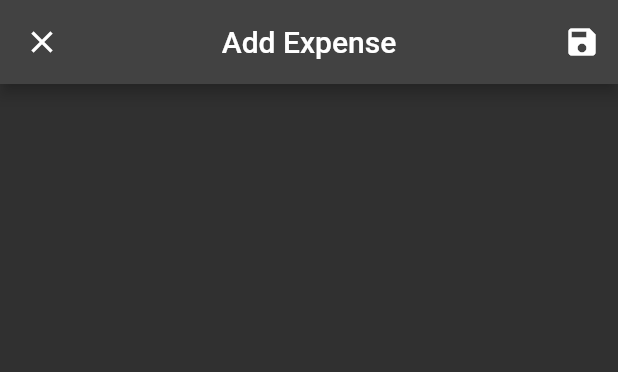
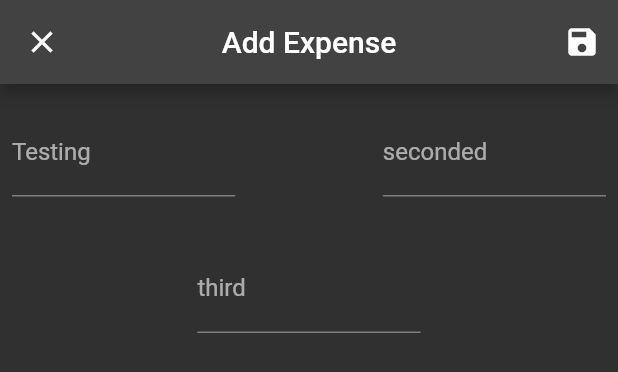
Before and after one commit to himanshugarg574/expense_manager, a Flutter app: the ExpensesPage widget shown alone on an empty page, opened directly, after a tap on the "add box" icon, on a phone screen of 412 x 824 dp. Shown: the top 372 px of the screen. Run offline on Flutter 3.47's test engine with Material 2 defaults, Android fonts, the phone set to English and light mode, and no system bars.

```diff
--- a/lib/pages/expenses/add_new/component.dart
+++ b/lib/pages/expenses/add_new/component.dart
@@ -1,5 +1,6 @@
 import 'package:expense_manager/pages/category_template/component.dart';
 import 'package:expense_manager/pages/category_template/models.dart';
+import 'package:expense_manager/pages/text_field/component.dart';
 import 'package:flutter/material.dart';
 
 class AddNewExpense extends StatelessWidget {
@@ -8,10 +9,52 @@ class AddNewExpense extends StatelessWidget {
   @override
   Widget build(BuildContext context) {
     return CategoryTemplate(
-        pageHeading: 'Add Expense', body: Container(), actions: [
-          CategoryTemplateAction(icon: const Icon(Icons.save), onPressed: () {
+        pageHeading: 'Add Expense',
+        body: _getForm(context),
+        actions: [
+          CategoryTemplateAction(icon: const Icon(Icons.save), onPressed: () {})
+        ]);
+  }
 
-          })
-    ]);
+  Widget _getForm(BuildContext context) {
+
+    double width = MediaQuery.of(context).size.width;
+    double desiredWidth = width * 0.4;
+
+    return ListView(
+      children: [
+        Row(
+          mainAxisAlignment: MainAxisAlignment.spaceBetween,
+          children: [
+            SizedBox(
+                width: desiredWidth,
+                child: const Padding(
+                    padding: EdgeInsets.symmetric(
+                        vertical: 16.0, horizontal: 8.0),
+                    child: StyledTextFormField(label: 'Testing'))),
+            SizedBox(
+              width: desiredWidth,
+              child: const Padding(
+                  padding: EdgeInsets.symmetric(
+                      vertical: 16.0, horizontal: 8.0),
+                  child: StyledTextFormField(label: 'seconded'),
+                  ),
+            )
+          ],
+        ),
+        Row(
+          mainAxisAlignment: MainAxisAlignment.center,
+          children: [
+            SizedBox(
+                width: desiredWidth,
+                child: const Padding(
+                padding: EdgeInsets.symmetric(
+                    vertical: 16.0, horizontal: 8.0),
+                child: StyledTextFormField(label: 'third'),
+                ))
+          ],
+        )
+      ],
+    );
   }
 }
--- a/lib/pages/expenses/component.dart
+++ b/lib/pages/expenses/component.dart
@@ -1,6 +1,7 @@
 import 'package:expense_manager/pages/category_template/component.dart';
 import 'package:expense_manager/pages/category_template/models.dart';
 import 'package:expense_manager/pages/expenses/add_new/component.dart';
+import 'package:flutter/cupertino.dart';
 import 'package:flutter/material.dart';
 
 class ExpensesPage extends StatelessWidget {
@@ -15,7 +16,7 @@ class ExpensesPage extends StatelessWidget {
               onPressed: () {
                 Navigator.push(
                     context,
-                    MaterialPageRoute(
+                    CupertinoPageRoute(
                         builder: (context) => const AddNewExpense(),
                         fullscreenDialog: true));
               },
--- a/lib/pages/home_page/row_card/component.dart
+++ b/lib/pages/home_page/row_card/component.dart
@@ -1,3 +1,5 @@
+import 'package:flutter/cupertino.dart';
+
 import '../../home_page/row_card/models.dart';
 import 'package:flutter/material.dart';
 
@@ -51,7 +53,7 @@ class RowCard extends StatelessWidget {
       onTap: () {
         if(rowData.routePage != null) {
           Navigator.push(context,
-              MaterialPageRoute(builder: (context) => rowData.routePage!));
+              CupertinoPageRoute(builder: (context) => rowData.routePage!));
         }
       },
     );
--- /dev/null
+++ b/lib/pages/text_field/component.dart
@@ -0,0 +1,14 @@
+import 'package:flutter/material.dart';
+
+class StyledTextFormField extends StatelessWidget {
+  const StyledTextFormField({Key? key, required this.label}) : super(key: key);
+
+  final String label;
+
+  @override
+  Widget build(BuildContext context) {
+    return TextFormField(
+      decoration: InputDecoration(labelText: label),
+    );
+  }
+}
--- a/pubspec.yaml
+++ b/pubspec.yaml
@@ -35,12 +35,7 @@ dependencies:
   # Use with the CupertinoIcons class for iOS style icons.
   cupertino_icons: ^1.0.2
   intl: ^0.17.0
-  redux: ^5.0.0
   http: ^0.13.4
-  flutter_redux: ^0.9.0
-  firebase_core: ^1.13.1
-  firebase_auth: ^3.3.11
-  cloud_firestore: ^3.1.10
 
 dev_dependencies:
   flutter_test:
```
Also changed, not shown: pubspec.lock.
